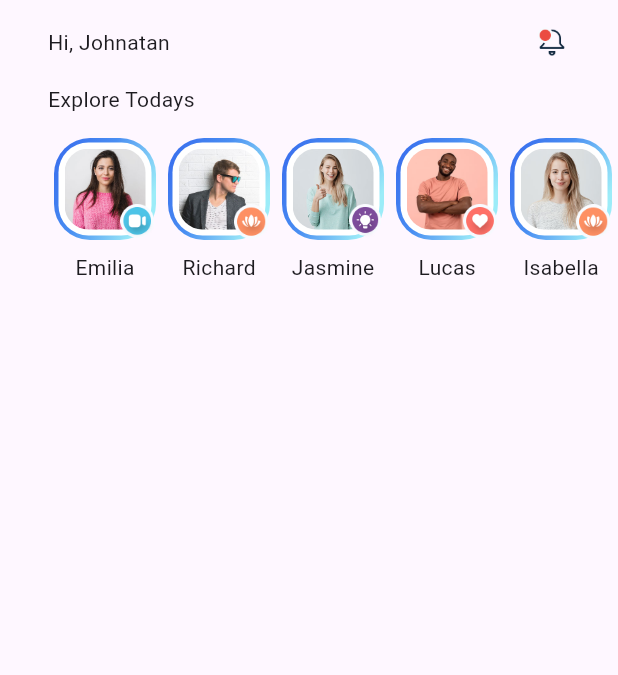
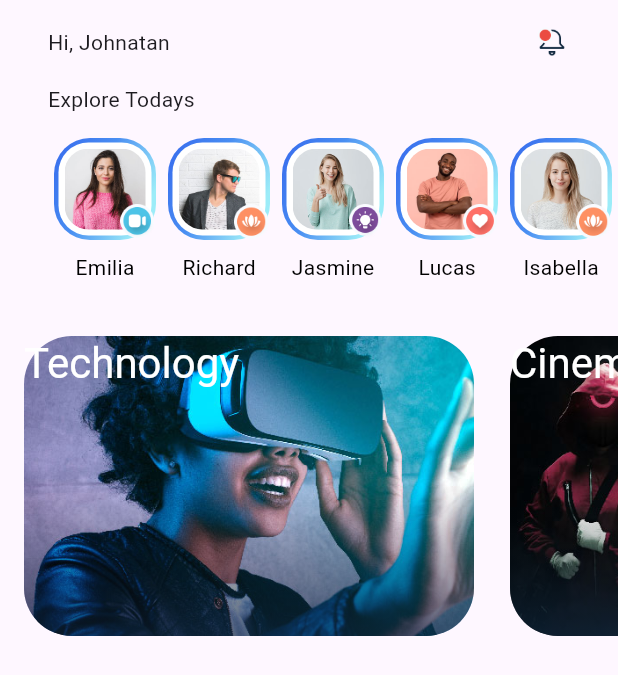
Before and after one commit to AmirhosseinBaghi/blog-club, a Flutter app: the screen it shows after launch, on a phone screen of 412 x 824 dp. Shown: the top 675 px of the screen. Run offline on Flutter 3.47's test engine with Material 3 defaults, Android fonts, the phone set to English and light mode, and no system bars.

```diff
--- a/lib/data.dart
+++ b/lib/data.dart
@@ -1,11 +1,16 @@
-class StoryData{
+class StoryData {
   final int id;
   final String name;
   final String imageFileName;
   final String iconFileName;
   final bool isViewed;
 
-  StoryData({required this.id, required this.name, required this.imageFileName, required this.iconFileName, required this.isViewed});
+  StoryData(
+      {required this.id,
+      required this.name,
+      required this.imageFileName,
+      required this.iconFileName,
+      required this.isViewed});
 }
 
 class Category {
@@ -35,8 +40,6 @@ class PostData {
       required this.isBookmarked,
       required this.imageFileName});
 }
-
-
 
 class AppDatabase {
   static List<StoryData> get stories {
@@ -139,4 +142,20 @@ class AppDatabase {
           imageFileName: 'small_post_3.jpg'),
     ];
   }
+
+  static List<OnBoardingItem> get onBoardingItems {
+    List<OnBoardingItem> items = [];
+    for (var i = 0; i < 4; i++) {
+      items.add(OnBoardingItem('Read the article you want instantly',
+          'You can read thousands of articles on Blog Club, save them in the application and share them with your loved ones.'));
+    }
+    return items;
+  }
 }
+
+class OnBoardingItem {
+  final String title;
+  final String description;
+
+  OnBoardingItem(this.title, this.description);
+}
--- a/lib/main.dart
+++ b/lib/main.dart
@@ -1,7 +1,8 @@
+import 'dart:html';
+
 import 'package:blog_club/data.dart';
-import 'package:flutter/cupertino.dart';
 import 'package:flutter/material.dart';
-import 'package:flutter/widgets.dart';
+
 
 void main() {
   runApp(const MyApp());
@@ -52,8 +53,11 @@ class MyHomeScreen extends StatelessWidget {
   @override
   Widget build(BuildContext context) {
     final stories = AppDatabase.stories;
+    final Category = AppDatabase.categories;
     return Scaffold(
       body: SafeArea(
+        child: SingleChildScrollView(
+          physics: BouncingScrollPhysics(),
           child: Column(
             crossAxisAlignment: CrossAxisAlignment.start,
             children: [
@@ -86,23 +90,66 @@ class MyHomeScreen extends StatelessWidget {
                 child: ListView.builder(
                     scrollDirection: Axis.horizontal,
                     itemCount: stories.length,
-                  padding: EdgeInsets.fromLTRB(32, 0, 32, 0),
+                    padding: const EdgeInsets.fromLTRB(32, 0, 32, 0),
                     itemBuilder: (context, index) {
                       final story = stories[index];
                       return Container(
                           width: 68,
                           height: 68,
-                        margin: EdgeInsets.fromLTRB(4, 0, 4, 0),
+                          margin: const EdgeInsets.fromLTRB(4, 0, 4, 0),
                           child: Column(
                             children: [
                               Stack(
                                 children: [
-                                Container(
+                                  profileimage(story),
+                                  Positioned(
+                                    bottom: 0,
+                                    right: 0,
+                                      child: Image.asset(
+                                    'assets/img/icons/${story.iconFileName}',
+                                    width: 24,
+                                    height: 24,
+                                  )),
+                                ],
+                              ),
+                              const SizedBox(
+                                height: 8,
+                              ),
+                              Text(story.name, style: const TextStyle(color: Colors.black),)
+                            ],
+                          ));
+                    }),
+              ),
+              SizedBox(
+                width: MediaQuery.of(context).size.width,
+                height: 400,
+                child: ListView.builder(
+                  scrollDirection: Axis.horizontal,
+                  itemCount: Category.length,
+                  itemBuilder: (context, index)
+
+                 {
+                  final category= Category[index];
+                  return Padding(
+                    padding: const EdgeInsets.fromLTRB(16, 32, 0, 32),
+                    child: postImage(category: category),
+                  );
+                },),
+              )
+            ],
+          ),
+        ),
+      ),
+    );
+  }
+
+  Container profileimage(StoryData story) {
+    return Container(
                                 width: 68,
                                 height: 68,
                                 decoration: BoxDecoration(
                                     borderRadius: BorderRadius.circular(24),
-                                      gradient: LinearGradient(
+                                    gradient: const LinearGradient(
                                         begin: Alignment.topLeft,
                                         colors: [
                                           Color(0xff376aed),
@@ -121,28 +168,48 @@ class MyHomeScreen extends StatelessWidget {
                                       child: Image.asset(
                                           'assets/img/stories/${story.imageFileName}')),
                                 ),
-                                ),
-                                Positioned(
-                                  bottom: 0,
-                                  right: 0,
-                                    child: Image.asset(
-                                  'assets/img/icons/${story.iconFileName}',
-                                  width: 24,
-                                  height: 24,
-                                )),
-                              ],
-                            ),
-                            SizedBox(
-                              height: 8,
-                            ),
-                            Text(story.name)
-                          ],
-                        ));
-                  }),
-            )
-          ],
-        ),
-      ),
                               );
   }
 }
+
+class postImage extends StatelessWidget {
+  const postImage({
+    super.key,
+    required this.category,
+  });
+
+  final Category category;
+
+  @override
+  Widget build(BuildContext context) {
+    return Stack(
+      children: [
+        Container(
+          height: 200,
+          width: 300,
+          margin: EdgeInsets.only(right: 8),
+          decoration: BoxDecoration(
+            borderRadius: BorderRadius.circular(16)
+          ),
+          foregroundDecoration: BoxDecoration(
+            borderRadius: BorderRadius.circular(32),
+            gradient: LinearGradient(colors:
+            [
+              Color(0xaa0D253c),
+              Colors.transparent
+            ],
+            begin: Alignment.bottomCenter,
+            end: Alignment.center
+            )
+          ),
+          child: ClipRRect(
+            borderRadius: BorderRadius.circular(32),
+            child: Image.asset("assets/img/posts/large/${category.imageFileName}",
+            fit: BoxFit.cover,
+            ),
+          )),
+          Text(category.title,style: Theme.of(context).textTheme.headlineMedium!.apply(color: Colors.white ))
+      ],
+    );
+  }
+}
```
Lines whose indentation alone changed are shown as unchanged.
